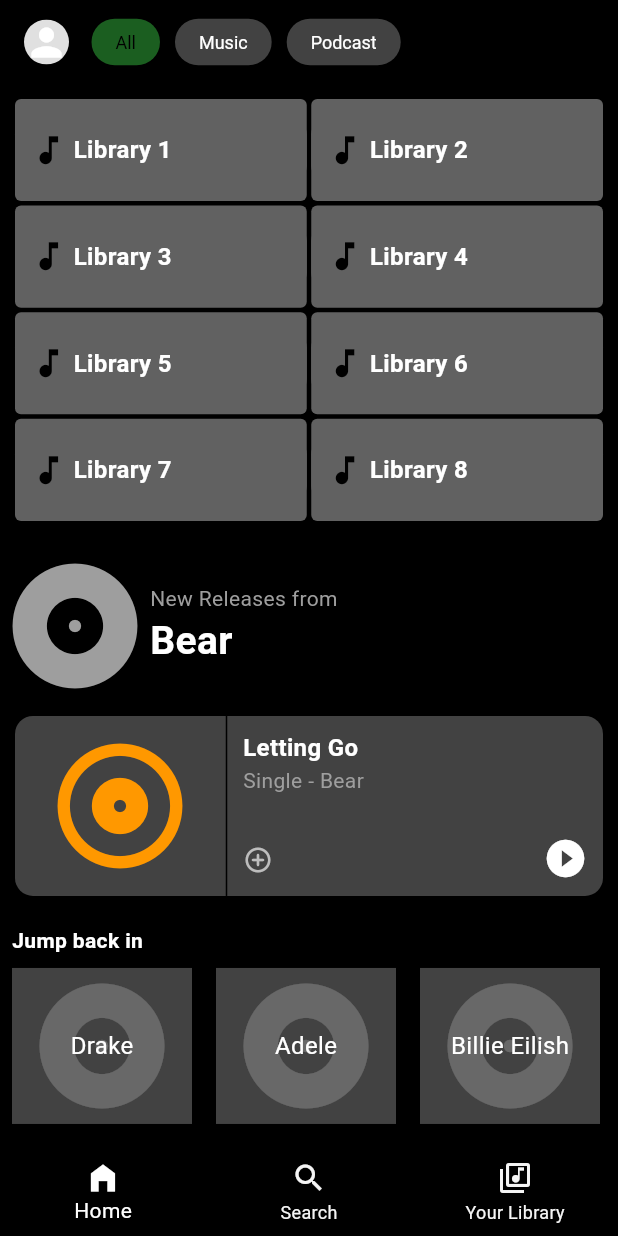
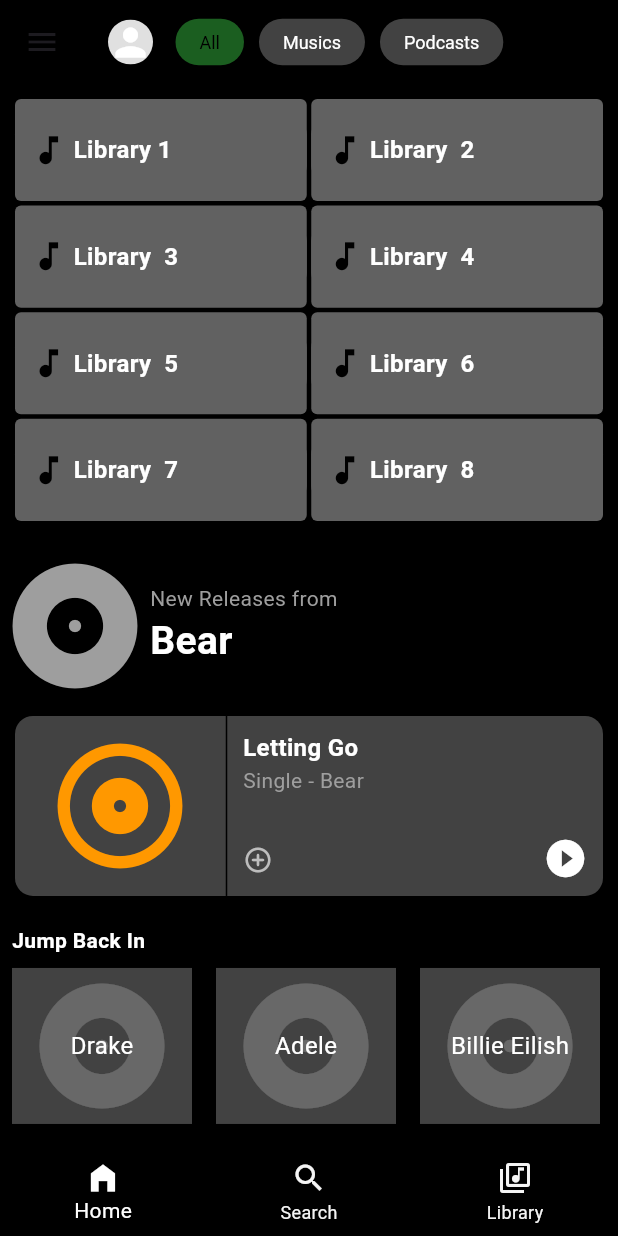
Before and after one commit to Smt52/final_project, a Flutter app: the screen it shows after launch, on a phone screen of 412 x 824 dp. Run offline on Flutter 3.47's test engine with Material 3 defaults, Android fonts, the phone set to English and light mode, and no system bars; our stand-ins replace shared_preferences.

Commit message:
Theme and Localization Added

```diff
--- /dev/null
+++ b/lib/core/localization/locale_manager.dart
@@ -0,0 +1,52 @@
+import 'package:flutter/material.dart';
+import 'dart:convert';
+import 'package:flutter/services.dart';
+import 'package:shared_preferences/shared_preferences.dart';
+import 'dart:ui';
+
+class LocalizationManager extends ChangeNotifier{
+  Locale deviceLocale = PlatformDispatcher.instance.locale;
+
+  Map<String,String> _localizedValues = {};
+
+  Locale get currentLocale => deviceLocale;
+
+  String translate(String key){
+    return _localizedValues[key]??key;
+  }
+
+  LocalizationManager(){
+    _loadLocale();
+  }
+
+  Future<void> changeLocale(Locale local) async{
+    deviceLocale = local;
+    await _saveLocale(local.languageCode);
+    await _loadLanguage();
+    notifyListeners();
+  }
+
+  Future<void> _loadLanguage() async{
+    try{
+    String jsonString = await rootBundle.loadString('assets/lang/${deviceLocale.languageCode}.json');
+    Map<String,dynamic> jsonMap = json.decode(jsonString);
+    _localizedValues = jsonMap.map((key,value)=>MapEntry(key, value.toString()));
+    }catch(e){
+      print("Dil dosyası yüklenirken hata oluştu: $e");
+      _localizedValues = {};
+    }
+  }
+
+  Future<void> _saveLocale(String languageCode) async{
+    final preferences = await SharedPreferences.getInstance();
+    await preferences.setString('languageCode',languageCode);
+  }
+
+  Future<void> _loadLocale() async{
+    final preferences = await SharedPreferences.getInstance();
+    final savedLanguageCode = preferences.getString("languageCode") ?? PlatformDispatcher.instance.locale.languageCode;
+    deviceLocale = Locale(savedLanguageCode);
+    await _loadLanguage();
+    notifyListeners();
+  }
+}
--- a/lib/main.dart
+++ b/lib/main.dart
@@ -1,6 +1,10 @@
+import 'package:final_project/core/localization/locale_manager.dart';
+import 'package:final_project/core/theme/theme_manager.dart';
 import 'package:final_project/pages/home_page/home_page.dart';
 import 'package:flutter/material.dart';
 import 'package:flutter/services.dart';
+import 'package:flutter_localizations/flutter_localizations.dart';
+import 'package:provider/provider.dart';
 
 void main() {
   runApp(const MyApp());
@@ -16,9 +20,32 @@ class MyApp extends StatelessWidget {
       DeviceOrientation.portraitUp,
       DeviceOrientation.portraitDown,
     ]);
-    return const MaterialApp(
-        debugShowCheckedModeBanner: false,
-      home: HomePage(),
+    return MultiProvider(
+        providers:[
+          ChangeNotifierProvider(create: (_)=>ThemeManager()),
+          ChangeNotifierProvider(create: (_)=>LocalizationManager())
+        ],
+      child: Consumer2<ThemeManager,LocalizationManager>(
+      builder: (context,themeManager,localManager,child){
+        return MaterialApp(
+          debugShowCheckedModeBanner: false,
+          theme: ThemeData.light(),
+          darkTheme: ThemeData.dark(),
+          title: "Clone",
+          locale: localManager.deviceLocale,
+          localizationsDelegates: const[
+            GlobalMaterialLocalizations.delegate,
+            GlobalCupertinoLocalizations.delegate,
+            GlobalWidgetsLocalizations.delegate,
+          ],
+          supportedLocales: const[
+            Locale('en'),
+            Locale('tr'),
+          ],
+          home: const HomePage(),
+        );
+      },
+    ),
     );
   }
 }
--- a/lib/pages/home_page/AllTab/Widgets/library_grid.dart
+++ b/lib/pages/home_page/AllTab/Widgets/library_grid.dart
@@ -1,24 +1,26 @@
+import 'package:final_project/core/localization/locale_manager.dart';
 import 'package:flutter/material.dart';
+import 'package:provider/provider.dart';
 
 
 class LibraryGrid extends StatelessWidget {
-  final List<String> libraries = [
-    "Library 1",
-    "Library 2",
-    "Library 3",
-    "Library 4",
-    "Library 5",
-    "Library 6",
-    "Library 7",
-    "Library 8",
-    "Library 9",
-    "Library 10",
-    "Library 11",
-    "Library 12",
-  ];
-
-  @override
+    @override
   Widget build(BuildContext context) {
+      final localManager = Provider.of<LocalizationManager>(context);
+      final List<String> libraries = [
+          "${localManager.translate("library")} 1",
+        "${localManager.translate("library")}  2",
+        "${localManager.translate("library")}  3",
+        "${localManager.translate("library")}  4",
+        "${localManager.translate("library")}  5",
+        "${localManager.translate("library")}  6",
+        "${localManager.translate("library")}  7",
+        "${localManager.translate("library")}  8",
+        "${localManager.translate("library")}  9",
+        "${localManager.translate("library")}  10",
+        "${localManager.translate("library")}  11",
+        "${localManager.translate("library")}  12",
+      ];
     return GridView.builder(
       shrinkWrap: true,
       physics: const NeverScrollableScrollPhysics(),
--- a/lib/pages/home_page/AllTab/Widgets/new_release_row.dart
+++ b/lib/pages/home_page/AllTab/Widgets/new_release_row.dart
@@ -1,6 +1,8 @@
 import 'dart:math';
 
+import 'package:final_project/core/localization/locale_manager.dart';
 import 'package:flutter/material.dart';
+import 'package:provider/provider.dart';
 
 
 class NewReleaseRow extends StatelessWidget
@@ -15,6 +17,7 @@ class NewReleaseRow extends StatelessWidget
 
   @override
   Widget build(BuildContext context) {
+    final localManager= Provider.of<LocalizationManager>(context);
     List<String> keys = newReleases.keys.toList();
     Random random = Random();
     String randomKey = keys[random.nextInt(keys.length)];
@@ -34,9 +37,9 @@ class NewReleaseRow extends StatelessWidget
                   Column(
                     crossAxisAlignment: CrossAxisAlignment.start,
                     children: [
-                      const Text(
-                        "New Releases from",
-                        style: TextStyle(
+                      Text(
+                        localManager.translate("new_releases_from"),
+                        style: const TextStyle(
                             fontSize: 14,
                             fontWeight: FontWeight.normal,
                             color: Colors.grey
--- a/lib/pages/home_page/AllTab/alltab.dart
+++ b/lib/pages/home_page/AllTab/alltab.dart
@@ -1,5 +1,7 @@
+import 'package:final_project/core/localization/locale_manager.dart';
 import 'package:final_project/pages/home_page/AllTab/Widgets/new_release_row.dart';
 import 'package:flutter/material.dart';
+import 'package:provider/provider.dart';
 
 import 'Widgets/horizontal_grid.dart';
 import 'Widgets/library_grid.dart';
@@ -38,6 +40,7 @@ class _AllTabState extends State<AllTab> {
  ];
   @override
   Widget build(BuildContext context) {
+    final localManager = Provider.of<LocalizationManager>(context);
     return Scaffold(
       backgroundColor: Colors.black,
       body: SingleChildScrollView(
@@ -53,14 +56,14 @@ class _AllTabState extends State<AllTab> {
             ),
             SizedBox(
               height: 140,
-              child:  HorizontalScrollGrid(title:"Jump back in",cardTitles: _artists,icon: Icons.album_rounded,),
+              child:  HorizontalScrollGrid(title:localManager.translate("jump_back_in"),cardTitles: _artists,icon: Icons.album_rounded,),
             ),
             const SizedBox(
               height: 10,
             ),
             SizedBox(
               height: 140,
-                child: HorizontalScrollGrid(cardTitles: _userLibraries, title: "Recents", icon: Icons.library_music),
+                child: HorizontalScrollGrid(cardTitles: _userLibraries, title: localManager.translate("recent_listened"), icon: Icons.library_music),
             ),
             const SizedBox(
               height: 10,
--- a/lib/pages/home_page/home_page.dart
+++ b/lib/pages/home_page/home_page.dart
@@ -1,5 +1,8 @@
+import 'package:final_project/core/shared/drawer.dart';
 import 'package:final_project/utils/constants/colors.dart';
 import 'package:flutter/material.dart';
+import 'package:provider/provider.dart';
+import '../../core/localization/locale_manager.dart';
 import 'home_tab.dart';
 
 
@@ -27,6 +30,7 @@ class _HomePageState extends State<HomePage>
 
     @override
     Widget build(BuildContext context){
+      final localManager = Provider.of<LocalizationManager>(context);
       return Scaffold(
         backgroundColor: Colors.black,
         body: IndexedStack(
@@ -44,19 +48,19 @@ class _HomePageState extends State<HomePage>
                 icon: Icon(
                     _selectedIndex==0?Icons.home_filled:Icons.home_outlined
                 ),
-                label: "Home",
+                label: localManager.translate("home"),
             ),
             BottomNavigationBarItem(
               icon: Icon(
                   _selectedIndex==1?Icons.search_rounded:Icons.search
               ),
-              label: "Search",
+              label: localManager.translate("search"),
             ),
             BottomNavigationBarItem(
                 icon: Icon(
                   _selectedIndex==2?Icons.library_music:Icons.library_music_outlined
                 ),
-              label: "Your Library"
+              label: localManager.translate("library")
             )
           ],
         ),
--- a/lib/pages/home_page/home_tab.dart
+++ b/lib/pages/home_page/home_tab.dart
@@ -1,4 +1,7 @@
+import 'package:final_project/core/localization/locale_manager.dart';
+import 'package:final_project/core/shared/drawer.dart';
 import 'package:flutter/material.dart';
+import 'package:provider/provider.dart';
 import '../profile_pages/profile_picture.dart';
 import 'AllTab/alltab.dart';
 import 'MusicTab/music_tab.dart';
@@ -19,10 +22,11 @@ class _HomeTabState extends State<HomeTab>{
     MusicTab(),
     PodcastTab(),
   ];
-final List<String> _tabTitles = ["All","Music","Podcast"];
-
   @override
   Widget build(BuildContext context) {
+    final localManager = Provider.of<LocalizationManager>(context);
+    final List<String> _tabTitles = [localManager.translate("all"),localManager.translate("musics"),localManager.translate("podcasts")];
+
     return DefaultTabController(
       length: 3,
       child: Scaffold(
@@ -66,6 +70,7 @@ final List<String> _tabTitles = ["All","Music","Podcast"];
             ],
           ),
         ),
+        drawer: DrawerWidget(),
         body: _homeTabTabs[_selectedTabIndex],
       ),
     );
--- a/lib/pages/profile_pages/profile_picture.dart
+++ b/lib/pages/profile_pages/profile_picture.dart
@@ -6,7 +6,12 @@ class ProfilePicture extends StatelessWidget{
 
   @override
   Widget build(BuildContext context) {
-    return ClipOval(
+
+    return       GestureDetector(
+      onTap: (){
+        Scaffold.of(context).openDrawer();
+      },
+      child:  ClipOval(
         child: Container(
           color: Colors.grey[300],
           child: const Icon(
@@ -15,6 +20,7 @@ class ProfilePicture extends StatelessWidget{
             color: Colors.white,
           ),
         ),
+      ),
     );
   }
 }
```
Also changed, not shown: assets/lang/en.json (added, +17 -0 lines), assets/lang/tr.json (added, +17 -0 lines), lib/core/shared/drawer.dart (added, +46 -0 lines), lib/core/theme/theme_manager.dart (added, +43 -0 lines), lib/pages/profile_pages/add_user.dart (added, +21 -0 lines), lib/pages/settings/settings.dart (added, +111 -0 lines), pubspec.yaml (+8 -0 lines), pubspec.lock, 3 other files. Lines whose indentation alone changed are shown as unchanged.
